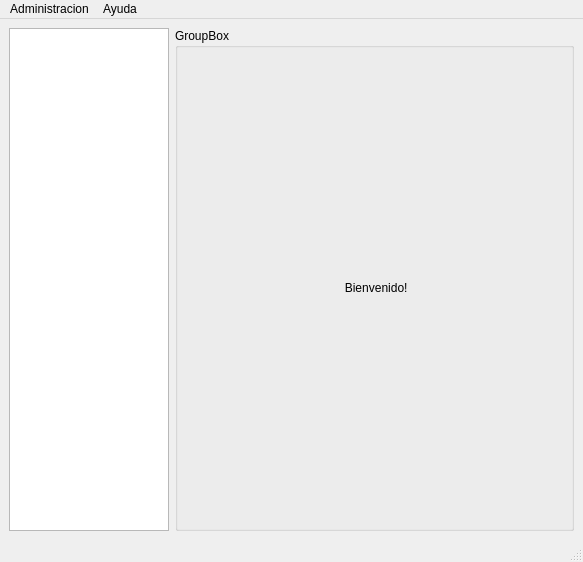
This is src/ui/mainwin.ui in leosmolas/conotels as Qt 5 draws it before an edit. The edited form follows.
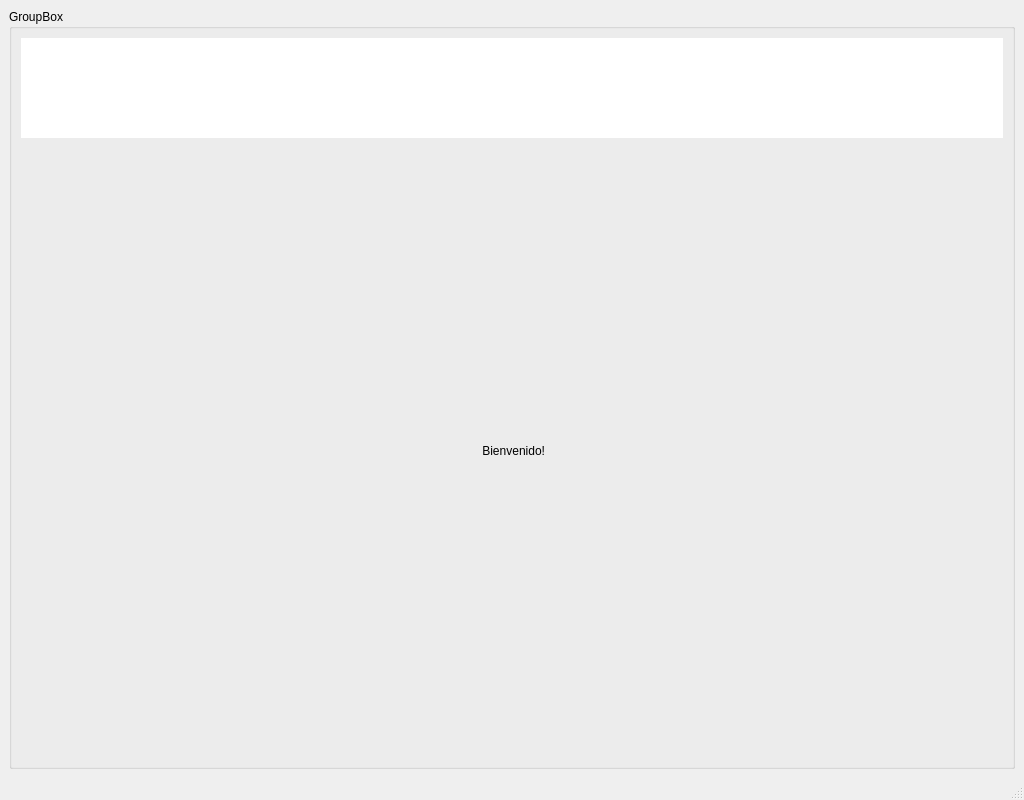
This is the edited form.

Commit message: cambie de lugar la lista esta horrible ahora, mas tarde lo modifico

```diff
--- a/src/ui/mainwin.ui
+++ b/src/ui/mainwin.ui
@@ -6,8 +6,8 @@
    <rect>
     <x>0</x>
     <y>0</y>
-    <width>583</width>
-    <height>562</height>
+    <width>1024</width>
+    <height>800</height>
    </rect>
   </property>
   <property name="windowTitle">
@@ -17,34 +17,49 @@
    <layout class="QGridLayout" name="gridLayout_2">
     <item row="1" column="0">
      <layout class="QGridLayout" name="gridLayout">
-      <item row="0" column="0">
+      <item row="0" column="1">
+       <widget class="QGroupBox" name="title">
+        <property name="title">
+         <string>GroupBox</string>
+        </property>
+        <layout class="QVBoxLayout" name="verticalLayout_4">
+         <item>
        <widget class="QListWidget" name="options">
         <property name="maximumSize">
          <size>
-          <width>160</width>
-          <height>16777215</height>
-         </size>
-        </property>
+             <width>16777215</width>
+             <height>100</height>
+            </size>
+           </property>
+           <property name="frameShape">
+            <enum>QFrame::NoFrame</enum>
+           </property>
+           <property name="frameShadow">
+            <enum>QFrame::Sunken</enum>
+           </property>
         <property name="iconSize">
          <size>
           <width>150</width>
           <height>84</height>
          </size>
         </property>
+           <property name="flow">
+            <enum>QListView::LeftToRight</enum>
+           </property>
         <property name="gridSize">
          <size>
           <width>150</width>
           <height>80</height>
          </size>
         </property>
-       </widget>
-      </item>
-      <item row="0" column="1">
-       <widget class="QGroupBox" name="title">
-        <property name="title">
-         <string>GroupBox</string>
-        </property>
-        <layout class="QVBoxLayout" name="verticalLayout_4">
+           <property name="viewMode">
+            <enum>QListView::IconMode</enum>
+           </property>
+           <property name="modelColumn">
+            <number>0</number>
+           </property>
+          </widget>
+         </item>
          <item>
           <widget class="QStackedWidget" name="widgets">
            <widget class="QWidget" name="page">
@@ -75,34 +90,6 @@
     </item>
    </layout>
   </widget>
-  <widget class="QMenuBar" name="menubar">
-   <property name="geometry">
-    <rect>
-     <x>0</x>
-     <y>0</y>
-     <width>583</width>
-     <height>20</height>
-    </rect>
-   </property>
-   <widget class="QMenu" name="menuAdministracion">
-    <property name="title">
-     <string>Administracion</string>
-    </property>
-    <addaction name="actionNueva_unidad"/>
-    <addaction name="actionNuevo_Tipo"/>
-    <addaction name="separator"/>
-    <addaction name="actionSalir"/>
-   </widget>
-   <widget class="QMenu" name="menuAcerca_de">
-    <property name="title">
-     <string>Ayuda</string>
-    </property>
-    <addaction name="actionAcerca_de"/>
-    <addaction name="actionAyuda"/>
-   </widget>
-   <addaction name="menuAdministracion"/>
-   <addaction name="menuAcerca_de"/>
-  </widget>
   <widget class="QStatusBar" name="statusbar"/>
   <action name="actionNueva_unidad">
    <property name="text">
```
Left out of the diff: 3 changed lines with no effect on the pictures. Lines whose indentation alone changed are shown as unchanged. The commit also changes 2 other files.
